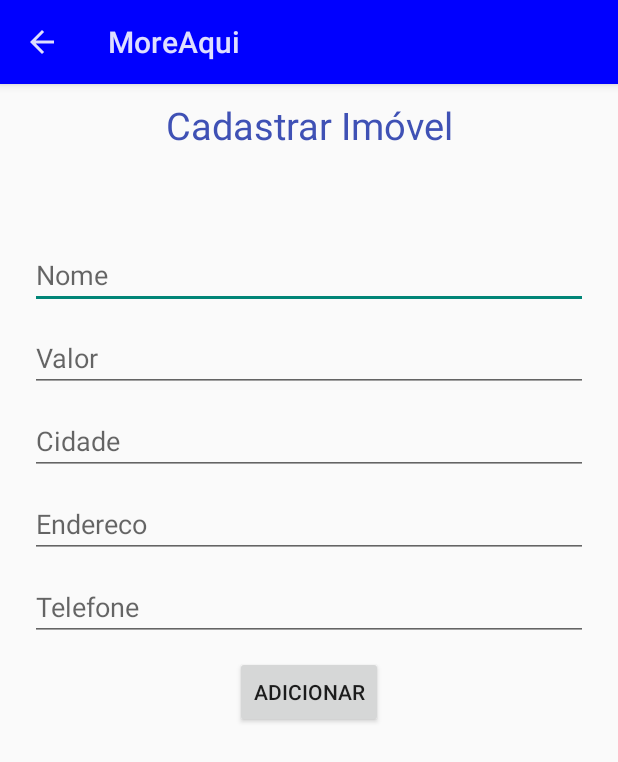
After one commit to COLTEC-TP/Trimestral-01, an Android app: the NovoImovelActivity screen opened directly, with no data from a screen before it, on a phone screen of 412 x 824 dp. The commit adds this screen. Shown: the top 762 px of the screen. Run offline under Robolectric (Android 15) with nearby library versions, the phone set to English and light mode, and no system bars.

Commit message:
Pova Trimestral 01 - BernardoGN

```diff
--- a/app/src/main/AndroidManifest.xml
+++ b/app/src/main/AndroidManifest.xml
@@ -16,6 +16,8 @@
                 <category android:name="android.intent.category.LAUNCHER" />
             </intent-filter>
         </activity>
+        <activity android:name=".NovoImovelActivity" android:parentActivityName=".MainActivity"></activity>
+
     </application>
 
 </manifest>
--- /dev/null
+++ b/app/src/main/java/br/ufmg/coltec/tp/moreaqui/NovoImovelActivity.java
@@ -0,0 +1,64 @@
+package br.ufmg.coltec.tp.moreaqui;
+
+import android.app.ActionBar;
+import android.app.Activity;
+import android.graphics.Color;
+import android.graphics.drawable.ColorDrawable;
+import android.os.Bundle;
+import android.text.TextUtils;
+import android.view.View;
+import android.widget.Button;
+import android.widget.EditText;
+import android.widget.ListView;
+
+public class NovoImovelActivity extends Activity {
+
+    @Override
+    protected void onCreate(Bundle savedInstanceState) {
+        super.onCreate(savedInstanceState);
+        setContentView(R.layout.activity_novo_imovel);
+
+        ActionBar actionBar = getActionBar();
+        actionBar.setDisplayHomeAsUpEnabled(true);
+        actionBar.setBackgroundDrawable(new ColorDrawable(Color.parseColor("#0000ff")));
+
+        final EditText nome = findViewById(R.id.txt_nome);
+        final EditText valor = findViewById(R.id.txt_valor);
+        final EditText cidade = findViewById(R.id.txt_cidade);
+        final EditText endereco = findViewById(R.id.txt_endereco);
+        final EditText telefone = findViewById(R.id.txt_telefone);
+
+        Button btn = findViewById(R.id.btn_add);
+
+        btn.setOnClickListener(new View.OnClickListener() {
+            @Override
+            public void onClick(View v) {
+
+                // Verifica se os campos estão preenchidos //
+                if (TextUtils.isEmpty(nome.getText())){
+                    nome.setError("preencha o nome");
+                }else if (TextUtils.isEmpty(valor.getText())){
+                    //valor.setError(getString(R.string.toastGeneroObrigatorio));
+                    valor.setError("preencha o valor");
+                }else if (TextUtils.isEmpty(cidade.getText())){
+                    //valor.setError(getString(R.string.toastGeneroObrigatorio));
+                    cidade.setError("preencha o valor");
+                }else if (TextUtils.isEmpty(endereco.getText())){
+                    //valor.setError(getString(R.string.toastGeneroObrigatorio));
+                    endereco.setError("preencha o valor");
+                }else if (TextUtils.isEmpty(telefone.getText())) {
+                    //valor.setError(getString(R.string.toastGeneroObrigatorio));
+                    telefone.setError("preencha o valor");
+                }else {
+                    // Cria e adiciona o imóvel //
+                    Imovel newImovel = new Imovel(nome.getText().toString(), endereco.getText().toString(), cidade.getText().toString(), Double.parseDouble(valor.getText().toString()), telefone.getText().toString());
+                    ImovelDAO dao = ImovelDAO.getInstance();
+                    dao.adicionarImovel(newImovel);
+
+                    // Encerra a activity //
+                    finish();
+                }
+            }
+        });
+    }
+}
--- /dev/null
+++ b/app/src/main/res/layout/activity_novo_imovel.xml
@@ -0,0 +1,94 @@
+<?xml version="1.0" encoding="utf-8"?>
+<RelativeLayout xmlns:android="http://schemas.android.com/apk/res/android"
+    xmlns:app="http://schemas.android.com/apk/res-auto"
+    xmlns:tools="http://schemas.android.com/tools"
+    android:layout_width="match_parent"
+    android:layout_height="match_parent"
+    tools:context="br.ufmg.coltec.tp.moreaqui.NovoImovelActivity">
+
+
+    <!-- Título -->
+    <TextView
+        android:layout_width="match_parent"
+        android:layout_height="wrap_content"
+        android:text="@string/add_titulo"
+        android:textSize="25dp"
+        android:textColor="@color/colorPrimary"
+        android:textAlignment="center"
+        android:layout_marginTop="10dp"
+        android:id="@+id/lbl_titulo"/>
+
+    <!-- Nome -->
+    <EditText
+        android:layout_width="match_parent"
+        android:layout_height="wrap_content"
+        android:layout_below="@id/lbl_titulo"
+        android:hint="@string/add_nome"
+        android:layout_marginStart="20dp"
+        android:layout_marginEnd="20dp"
+        android:layout_marginTop="60dp"
+        android:id="@+id/txt_nome"
+        />
+
+    <!-- Valor -->
+    <EditText
+        android:layout_width="match_parent"
+        android:layout_height="wrap_content"
+        android:layout_below="@id/txt_nome"
+        android:hint="@string/add_valor"
+        android:layout_marginTop="10dp"
+        android:layout_alignStart="@id/txt_nome"
+        android:layout_alignEnd="@id/txt_nome"
+        android:inputType="number"
+        android:id="@+id/txt_valor"
+        />
+
+    <!-- Cidade -->
+    <EditText
+        android:layout_width="match_parent"
+        android:layout_height="wrap_content"
+        android:layout_below="@id/txt_valor"
+        android:hint="@string/add_cidade"
+        android:layout_marginTop="10dp"
+        android:layout_alignStart="@id/txt_nome"
+        android:layout_alignEnd="@id/txt_nome"
+        android:id="@+id/txt_cidade"
+        />
+
+
+    <!-- Endereco -->
+    <EditText
+        android:layout_width="match_parent"
+        android:layout_height="wrap_content"
+        android:layout_below="@id/txt_cidade"
+        android:hint="@string/add_endereco"
+        android:layout_marginTop="10dp"
+        android:layout_alignStart="@id/txt_nome"
+        android:layout_alignEnd="@id/txt_nome"
+        android:id="@+id/txt_endereco"
+        />
+
+    <!-- Telefone -->
+    <EditText
+        android:layout_width="match_parent"
+        android:layout_height="wrap_content"
+        android:layout_below="@id/txt_endereco"
+        android:hint="@string/add_telefone"
+        android:inputType="phone"
+        android:layout_marginTop="10dp"
+        android:layout_alignStart="@id/txt_nome"
+        android:layout_alignEnd="@id/txt_nome"
+        android:id="@+id/txt_telefone"
+        />
+
+    <!-- Botão de Adicionar -->
+    <Button
+        android:layout_width="wrap_content"
+        android:layout_height="wrap_content"
+        android:text="@string/add_btn"
+        android:layout_below="@id/txt_telefone"
+        android:layout_centerHorizontal="true"
+        android:layout_margin="10dp"
+        android:id="@+id/btn_add"/>
+
+</RelativeLayout>
--- a/app/src/main/res/values/strings.xml
+++ b/app/src/main/res/values/strings.xml
@@ -1,3 +1,16 @@
 <resources>
     <string name="app_name">MoreAqui</string>
+
+    <!-- Cadastro de um novo imóvel -->
+    <string name="add_titulo">Cadastrar Imóvel</string>
+    <string name="add_nome">Nome</string>
+    <string name="add_valor">Valor</string>
+    <string name="add_endereco">Endereco</string>
+    <string name="add_cidade">Cidade</string>
+    <string name="add_telefone">Telefone</string>
+    <string name="add_btn">Adicionar</string>
+
+    <!-- Para utilizar no java -->
+    <string name="telefone">Telefone: </string>
+    <string name="moeda_valor">R$</string>
 </resources>
```
Also changed, not shown: app/src/main/java/br/ufmg/coltec/tp/moreaqui/ImoveisAdapter.java (+23 -4 lines), app/src/main/java/br/ufmg/coltec/tp/moreaqui/ImovelDAO.java (+6 -2 lines), app/src/main/java/br/ufmg/coltec/tp/moreaqui/MainActivity.java (+80 -1 lines), app/src/main/res/drawable/ic_add_circle_black_24dp.xml (added, +9 -0 lines), app/src/main/res/drawable/ic_search_black_24dp.xml (added, +9 -0 lines), app/src/main/res/layout/list_imoveis.xml (added, +60 -0 lines), app/src/main/res/menu/menu_main.xml (added, +14 -0 lines), 1 other file.
